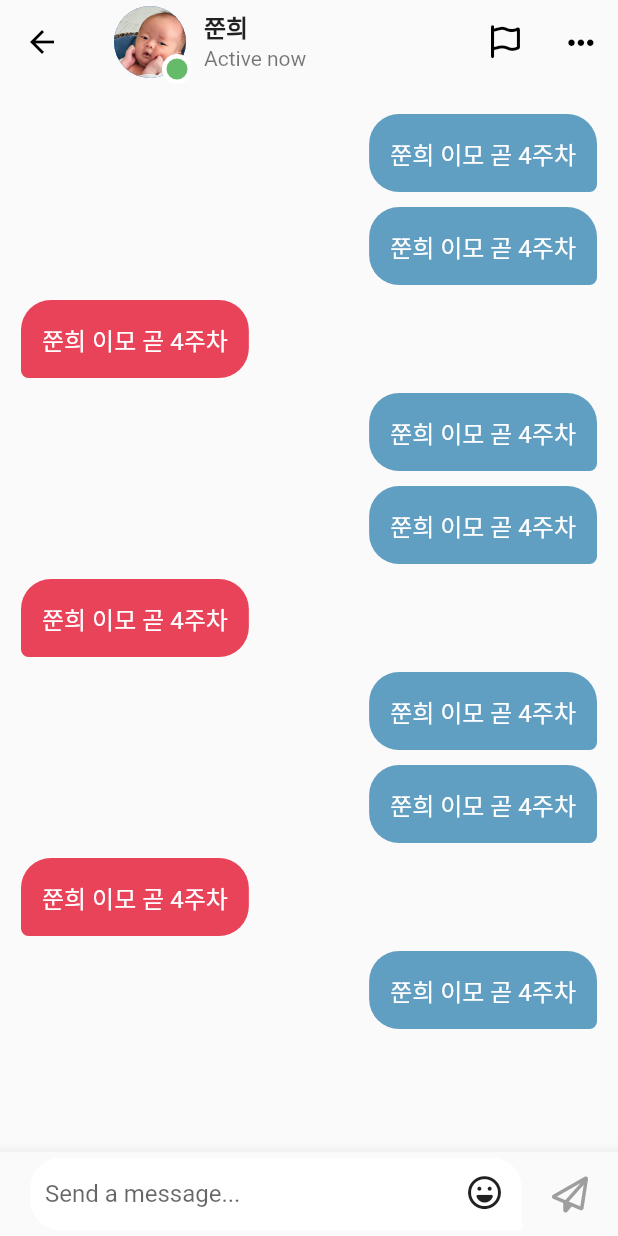
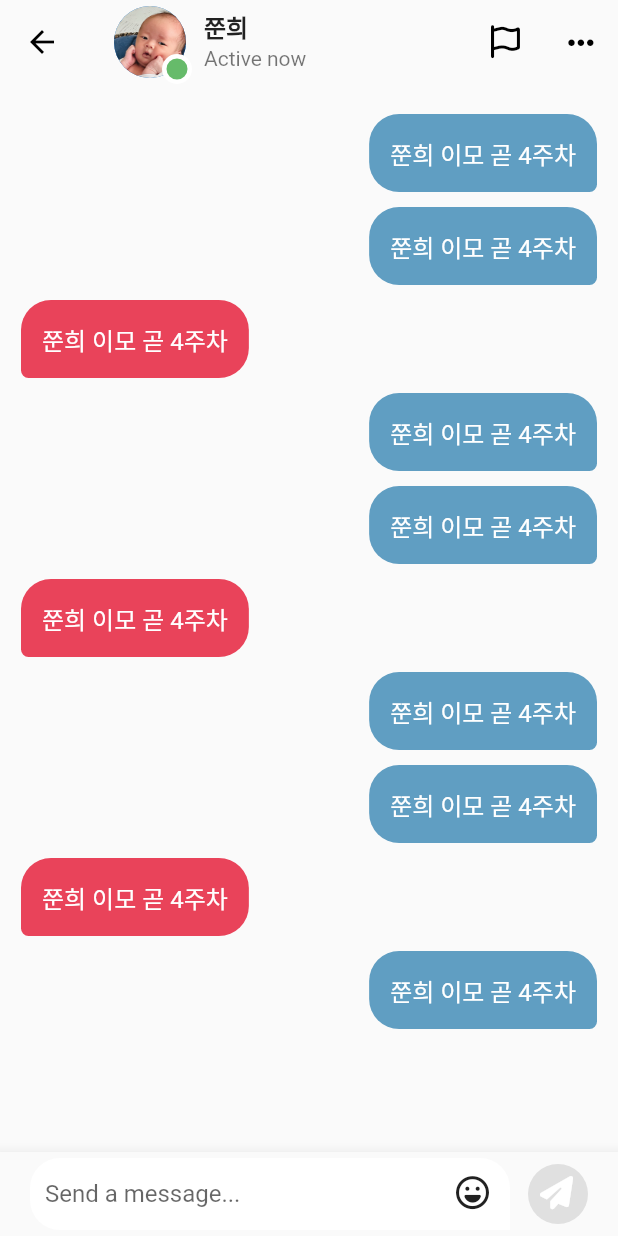
Before and after one commit to shinysuh/Snapster, a Flutter app: the ChatDetailScreen screen opened directly, on a phone screen of 412 x 824 dp. Run offline on Flutter 3.47's test engine with Material 3 defaults, Android fonts, the phone set to English and light mode, and no system bars; our stand-ins replace font_awesome_flutter, video_player, visibility_detector; network calls fail.

Commit message:
modify: InboxScreen > Direct Message 스크린 구현 : 메세지 전송버튼 UI 수정

```diff
--- a/lib/features/inbox/chat_detail_screen.dart
+++ b/lib/features/inbox/chat_detail_screen.dart
@@ -203,15 +203,29 @@ class _ChatDetailScreenState extends State<ChatDetailScreen> {
                           ),
                         ),
                       ),
-                      Gaps.h20,
+                      Gaps.h12,
                       GestureDetector(
                         onTap: _onSendMessage,
-                        child: FaIcon(
-                          _isWriting
-                              ? FontAwesomeIcons.solidPaperPlane
-                              : FontAwesomeIcons.paperPlane,
-                          color:
-                              _isWriting ? Colors.blue : Colors.grey.shade500,
+                        child: Container(
+                          width: Sizes.size40,
+                          height: Sizes.size40,
+                          decoration: BoxDecoration(
+                            shape: BoxShape.circle,
+                            color: _isWriting
+                                ? Colors.grey.shade200
+                                : Colors.grey.shade300,
+                          ),
+                          child: Padding(
+                            padding: const EdgeInsets.symmetric(
+                              vertical: Sizes.size8,
+                              horizontal: Sizes.size8,
+                            ),
+                            child: FaIcon(
+                              FontAwesomeIcons.solidPaperPlane,
+                              size: Sizes.size22,
+                              color: _isWriting ? Colors.blue : Colors.white,
+                            ),
+                          ),
                         ),
                       ),
                     ],
--- a/lib/features/inbox/chats_screen.dart
+++ b/lib/features/inbox/chats_screen.dart
@@ -61,7 +61,7 @@ class _ChatsScreenState extends State<ChatsScreen> {
         crossAxisAlignment: CrossAxisAlignment.end,
         children: [
           Text(
-            '쭌희 ($index)',
+            '쭌희 (${index + 1})',
             style: const TextStyle(
               fontWeight: FontWeight.w600,
             ),
```
